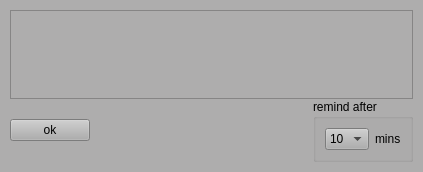
Above: lib-ui/scrollWidget.ui from aumanimationstudios/tray-server before the change. Below: the same form after it.
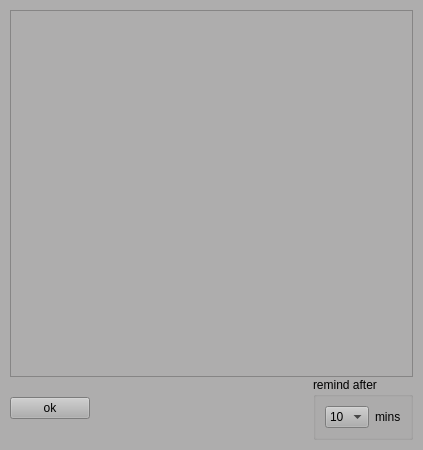
That is the form after the change.

What changed in the file:
```diff
--- a/lib-ui/scrollWidget.ui
+++ b/lib-ui/scrollWidget.ui
@@ -7,7 +7,7 @@
     <x>0</x>
     <y>0</y>
     <width>423</width>
-    <height>172</height>
+    <height>450</height>
    </rect>
   </property>
   <property name="sizePolicy">
@@ -469,7 +469,7 @@
           <x>0</x>
           <y>0</y>
           <width>397</width>
-          <height>70</height>
+          <height>348</height>
          </rect>
         </property>
         <layout class="QVBoxLayout" name="verticalLayout_2"/>
```
